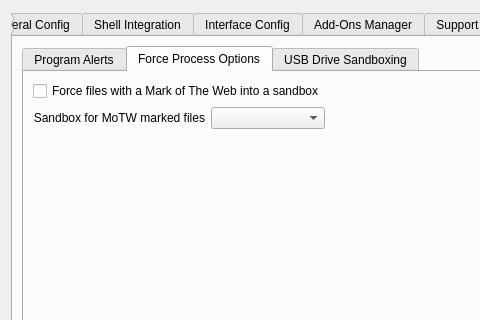
sandboxie-plus/Sandboxie, file SandboxiePlus/SandMan/Forms/SettingsWindow.ui: the form before one commit; both pictures show x 0 to 480 and y 0 to 320 of the 820 by 598 pixel window.
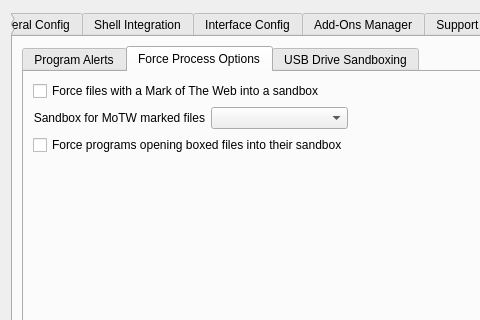
The form after the commit. The open tabs and pages were chosen to show the change. Icons and pictures are not drawn.

Commit message: Add ForceBoxDocs setting to SettingsWindow

Patch:
```diff
--- a/SandboxiePlus/SandMan/Forms/SettingsWindow.ui
+++ b/SandboxiePlus/SandMan/Forms/SettingsWindow.ui
@@ -2940,7 +2940,7 @@
                  </property>
                 </widget>
                </item>
-               <item row="2" column="0">
+               <item row="3" column="0">
                 <spacer name="verticalSpacer_22">
                  <property name="orientation">
                   <enum>Qt::Orientation::Vertical</enum>
@@ -2953,6 +2953,16 @@
                  </property>
                 </spacer>
                </item>
+               <item row="2" column="0" colspan="2">
+                <widget class="QCheckBox" name="chkForceBoxDocs">
+                 <property name="toolTip">
+                  <string>Force programs opening files from a sandbox to run in that sandbox.</string>
+                 </property>
+                 <property name="text">
+                  <string>Force programs opening boxed files into their sandbox</string>
+                 </property>
+                </widget>
+               </item>
                <item row="0" column="0" colspan="2">
                 <widget class="QCheckBox" name="chkSandboxMoTW">
                  <property name="text">
```
The commit also changes 2 other files.
